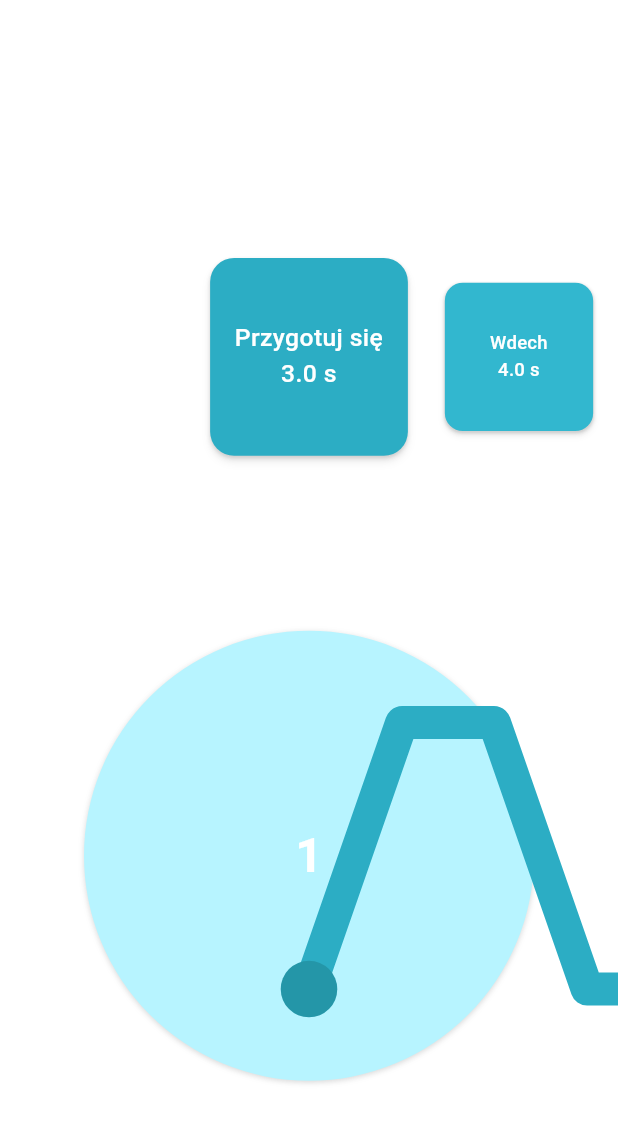
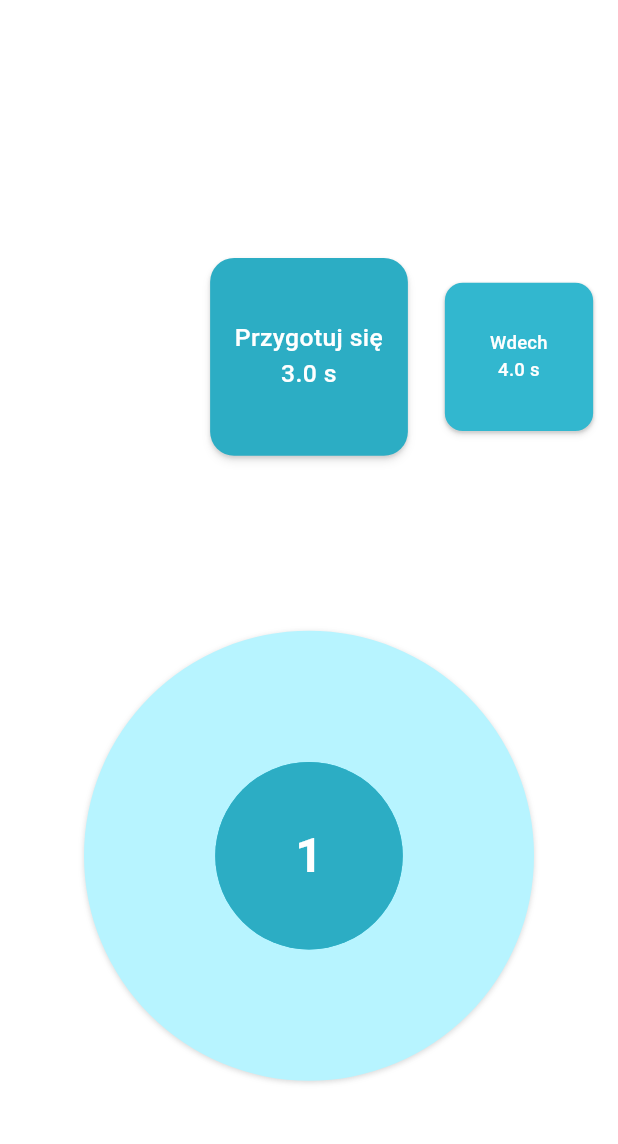
Before and after one commit to PCyganiuk/ReSpire, a Flutter app: the BreathingPage screen opened directly with sample values from the repository, on a phone screen of 412 x 824 dp, the part 84-1228 px from its top. Run offline on Flutter 3.47's test engine with Material 3 defaults, Android fonts, the phone set to English and light mode, and no system bars; our stand-ins replace audioplayers, custom_sliding_segmented_control, dropdown_button2, file_picker, flutter_slidable, flutter_tts and 6 more; accounts and stored records are empty.

Commit message:
Conditional rendering and styling for 'ring' and 'wave' visual styles on BreathingPage, and added a remaining phase timer to the wave timeline dot.

```diff
--- a/lib/pages/BreathingPage.dart
+++ b/lib/pages/BreathingPage.dart
@@ -12,6 +12,8 @@ import 'package:respire/services/SoundManagers/SoundManager.dart';
 import 'package:respire/services/TrainingController.dart';
 import 'package:respire/services/TranslationProvider/TranslationProvider.dart';
 import 'package:wakelock_plus/wakelock_plus.dart';
+import 'package:respire/services/SettingsProvider.dart';
+import 'package:respire/services/VisualStyle.dart';
 
 class BreathingPage extends StatefulWidget {
   final Training training;
@@ -235,6 +237,7 @@ class _BreathingPageState extends State<BreathingPage> with WidgetsBindingObserv
           child: Column(
             mainAxisAlignment: MainAxisAlignment.center,
             children: [
+              if (SettingsProvider().currentStyle == VisualStyle.ring)
                 Text(
                   '$value',
                   style: const TextStyle(
@@ -512,6 +515,7 @@ class _BreathingPageState extends State<BreathingPage> with WidgetsBindingObserv
                         alignment: Alignment.center,
                         children: [
                           //background circle, max value
+                          if (SettingsProvider().currentStyle == VisualStyle.ring)
                             Container(
                               width: 300,
                               height: 300,
@@ -542,12 +546,16 @@ class _BreathingPageState extends State<BreathingPage> with WidgetsBindingObserv
                                 return ValueListenableBuilder<bool>(
                                     valueListenable: controller!.isPaused,
                                     builder: (context, isPaused, _) {
+                                      if (SettingsProvider().currentStyle == VisualStyle.ring) {
+                                        return AnimatedCircle(breathingPhase: breathingPhases.first,isPaused: isPaused);
+                                      } else {
                                         return BreathingWaveTimeline(controller: controller!);
+                                      }
                                     });
                               }),
 
                           //foreground circle, min value
-                          /*
+                          if (SettingsProvider().currentStyle == VisualStyle.ring)
                             Container(
                               width: 125,
                               height: 125,
@@ -556,17 +564,26 @@ class _BreathingPageState extends State<BreathingPage> with WidgetsBindingObserv
                                 color: Color.fromRGBO(44, 173, 196, 1),
                               ),
                             ),
-                           */
-                          isPaused
+
+                          // Replace your selection with this:
+                          Align(
+                            alignment: SettingsProvider().currentStyle == VisualStyle.ring
+                                ? Alignment.center        // Keep in center for ring style
+                                : Alignment.topCenter, // Move to bottom for other styles
+                            child: isPaused
                                 ? Text(
                               translationProvider.getTranslation("BreathingPage.circle_paused_text"),
-                                  style: const TextStyle(
+                              style: TextStyle(
                                 fontSize: 24,
                                 fontWeight: FontWeight.bold,
-                                    color: Colors.white,
+                                color: SettingsProvider().currentStyle == VisualStyle.ring
+                                ? Colors.white
+                                : Colors.black,
                               ),
                             )
-                              : textInCircle()
+                                : textInCircle(),
+                          )
+
                         ],
                       ),
                     ),
```
Also changed, not shown: lib/components/BreathingPage/BreathingWaveTimeline.dart (+36 -1 lines). Lines whose indentation alone changed are shown as unchanged.
